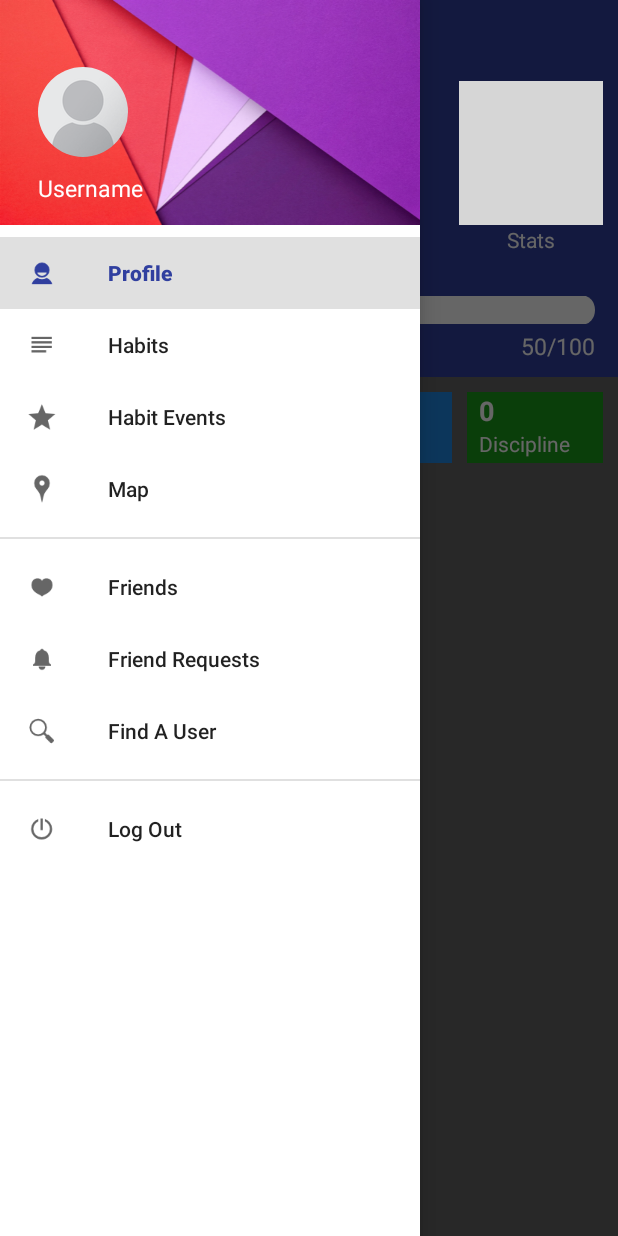
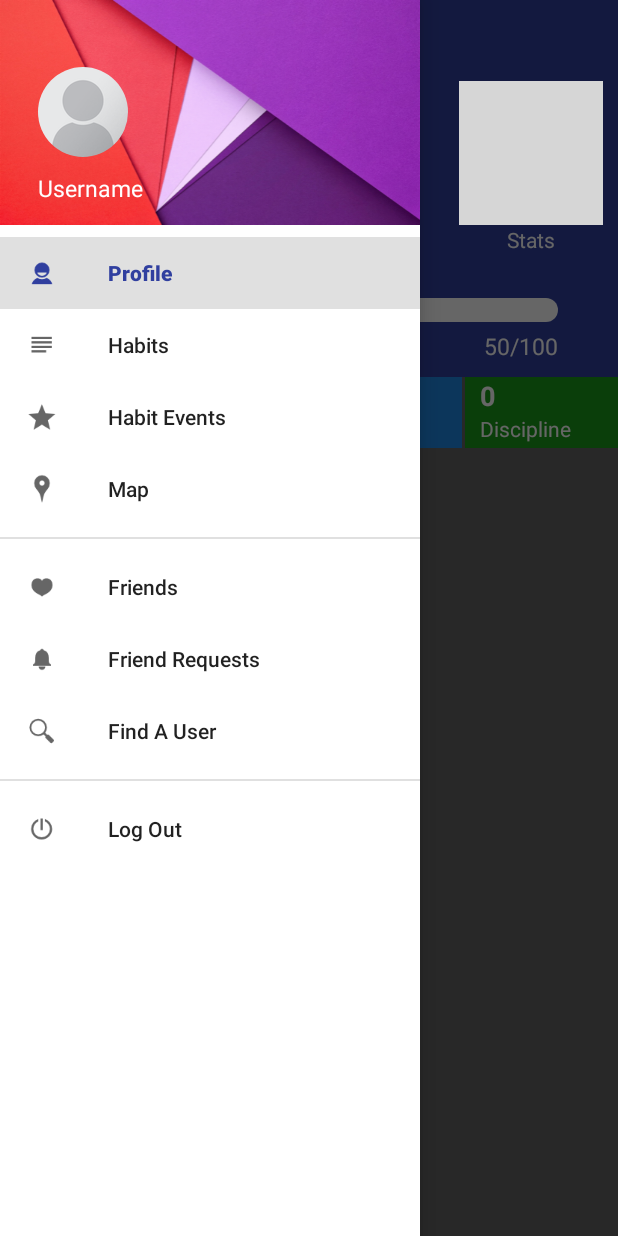
Before and after one commit to CMPUT301F17T29/HabitUp, an Android app: the screen it shows after launch (MainActivity), with the side drawer open, on a phone screen of 412 x 824 dp. Run offline under Robolectric (Android 15) with nearby library versions, the phone set to English and light mode, and no system bars; our stand-ins replace CircleImageView; grey boxes are pictures that could not be loaded.

Commit message:
Finished profile

```diff
--- a/app/src/main/res/layout/profile_banner.xml
+++ b/app/src/main/res/layout/profile_banner.xml
@@ -113,13 +113,13 @@
             android:layout_width="fill_parent"
             android:layout_height="wrap_content"
             android:layout_marginTop="15dp"
-            android:layout_marginLeft="15dp"
-            android:layout_marginRight="15dp"
+            android:layout_marginLeft="40dp"
+            android:layout_marginRight="40dp"
             android:layout_centerHorizontal="true"
             android:layout_below="@id/user_level"
             android:max="100"
             android:progress="50"
-            android:scaleY="1.2"
+            android:scaleY="1"
             android:progressDrawable="@drawable/custom_progress"/>
 
         <!-- User's level -->
@@ -152,7 +152,7 @@
             android:layout_below="@+id/progress_bar"
             android:layout_alignParentEnd="true"
             android:layout_alignParentRight="true"
-            android:layout_marginRight="15dp"
+            android:layout_marginRight="40dp"
             android:layout_marginTop="5dp"
             android:textSize="15sp"
             android:text="100" />
@@ -165,10 +165,7 @@
         android:layout_width="match_parent"
         android:layout_height="wrap_content"
         android:orientation="horizontal"
-        android:layout_below="@id/profile_banner"
-        android:layout_marginTop="10dp"
-        android:paddingLeft="10dp"
-        android:paddingRight="10dp">
+        android:layout_below="@id/profile_banner">
 
         <RelativeLayout
             android:layout_width="0dp"
@@ -176,9 +173,9 @@
             android:layout_weight="0.25"
             android:orientation="vertical"
             android:background="@color/red"
-            android:layout_marginRight="10dp"
             android:paddingBottom="3dp"
-            android:paddingLeft="5dp"
+            android:paddingLeft="10dp"
+            android:layout_marginRight="2dp"
             android:paddingRight="5dp">
 
             <TextView
@@ -204,9 +201,9 @@
             android:layout_weight="0.25"
             android:orientation="vertical"
             android:background="@color/purple"
-            android:layout_marginRight="10dp"
             android:paddingBottom="3dp"
-            android:paddingLeft="8dp"
+            android:paddingLeft="10dp"
+            android:layout_marginRight="2dp"
             android:paddingRight="8dp">
 
             <TextView
@@ -232,9 +229,9 @@
             android:layout_weight="0.25"
             android:orientation="vertical"
             android:background="@color/lightblue"
-            android:layout_marginRight="10dp"
             android:paddingBottom="3dp"
-            android:paddingLeft="8dp"
+            android:paddingLeft="10dp"
+            android:layout_marginRight="2dp"
             android:paddingRight="8dp">
 
             <TextView
@@ -261,7 +258,7 @@
             android:orientation="vertical"
             android:background="@color/green"
             android:paddingBottom="3dp"
-            android:paddingLeft="8dp"
+            android:paddingLeft="10dp"
             android:paddingRight="8dp">
 
             <TextView
@@ -302,7 +299,7 @@
         android:layout_below="@id/today_heading"
         android:layout_marginLeft="10dp"
         android:layout_marginRight="10dp"
-        android:layout_marginBottom="5dp"
+        android:layout_marginBottom="10dp"
         android:textColor="@color/lightgray"
         android:textSize="13sp"
         android:text="@string/todays_instructions"/>
```
Also changed, not shown: app/src/main/res/layout/todays_habits.xml (+9 -4 lines).
